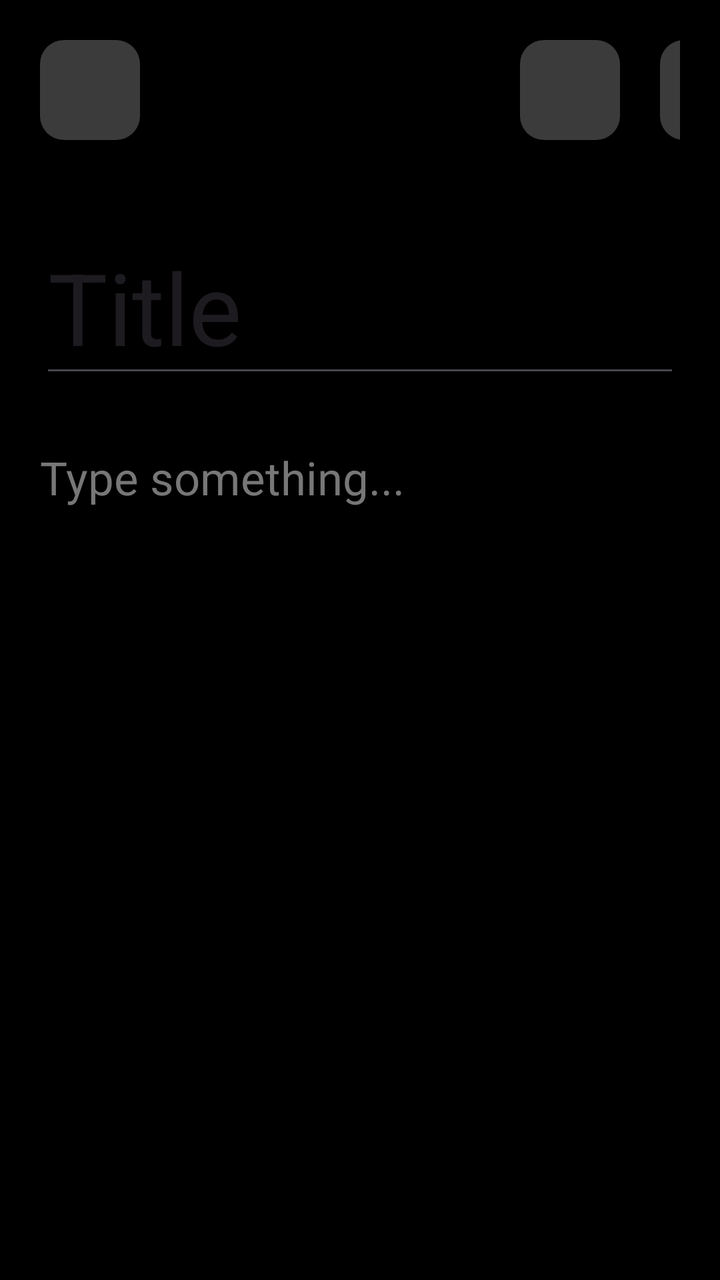
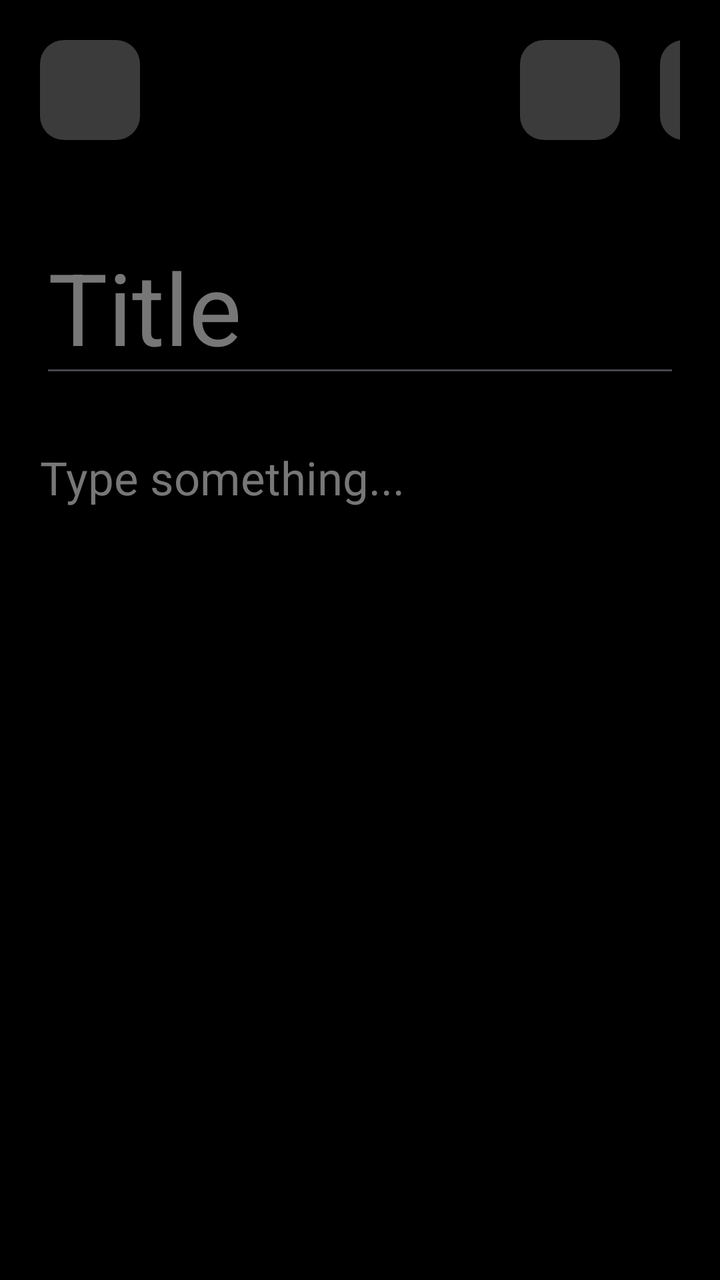

An Android layout rendered at two revisions. The XML below is the earlier revision; the diff shows what the commit changed to produce the second picture.
<!-- AndroidManifest.xml: application theme Theme.NotesApp -->
<!-- res/layout/activity_editor_screen.xml -->
<?xml version="1.0" encoding="utf-8"?>
<LinearLayout xmlns:android="http://schemas.android.com/apk/res/android"
    xmlns:tools="http://schemas.android.com/tools"
    android:layout_width="match_parent"
    android:layout_height="match_parent"
    android:background="@color/black"
    android:orientation="vertical"
    tools:context=".activity.editorscreen.EditorScreen"
    >

    <LinearLayout
        android:layout_width="match_parent"
        android:layout_height="@dimen/dimen_50"
        android:layout_margin="20dp">
        <include
            android:id="@+id/back_button"
            layout="@layout/icon_button" />
        <Space
            android:layout_width="190dp"
            android:layout_height="match_parent"/>
        <include
            android:id="@+id/eye_button"
            layout="@layout/icon_button" />
        <Space
            android:layout_width="20dp"
            android:layout_height="match_parent"/>
        <include
            android:id="@+id/save_button"
            layout="@layout/icon_button" />
    </LinearLayout>
    <LinearLayout
        android:layout_width="match_parent"
        android:layout_height="0dp"
        android:layout_margin="20dp"
        android:orientation="vertical"
        android:layout_weight="1"
        >
        <EditText
            android:id="@+id/btn_title_heading"
            android:layout_width="match_parent"
            android:layout_height="wrap_content"
            android:textSize="@dimen/dimen_50"
            android:inputType="text"
            android:maxLines="1"
            android:text="Title" />

        <EditText
            android:id="@+id/btn_description_contain"
            android:layout_marginTop="20dp"
            android:layout_width="match_parent"
            android:layout_height="wrap_content"
            android:background="@null"
            android:textSize="23sp"
            android:minHeight="50dp"
            android:inputType="textMultiLine"
            android:textColor="@color/white"
            android:textColorHint="#777777"
            android:hint="Type something..."
             />
    </LinearLayout>

</LinearLayout>
<!-- res/layout/icon_button.xml (included above) -->
<?xml version="1.0" encoding="utf-8"?>
<androidx.appcompat.widget.AppCompatImageButton
    xmlns:android="http://schemas.android.com/apk/res/android"
    xmlns:app="http://schemas.android.com/apk/res-auto"
    android:layout_width="@dimen/dimen_50"
    android:layout_height="@dimen/dimen_50"
    android:background="@drawable/button_shape"
    android:contentDescription="icon for icon button"
    app:icon="@drawable/icon_close"
    android:tint="@color/white"
     />
<!-- resources referenced by this layout -->
<resources>
  <color name="black">#FF000000</color>
  <color name="white">#FFFFFFFF</color>
  <dimen name="dimen_50">50dp</dimen>
  <!-- drawable button_shape (drawable) -->
  <?xml version="1.0" encoding="utf-8"?>
  <shape xmlns:android="http://schemas.android.com/apk/res/android"
  android:shape="rectangle">
      <solid android:color="#3C3B3B"/>
      <corners
          android:radius="12dp"/>
  </shape>
  <!-- drawable icon_close (drawable) -->
  <vector xmlns:android="http://schemas.android.com/apk/res/android"
      android:width="14dp"
      android:height="14dp"
      android:viewportWidth="14"
      android:viewportHeight="14">
    <path
        android:pathData="M14,1.41L12.59,0L7,5.59L1.41,0L0,1.41L5.59,7L0,12.59L1.41,14L7,8.41L12.59,14L14,12.59L8.41,7L14,1.41Z"
        android:fillColor="#CCCCCC"/>
  </vector>
  <style name="Theme.NotesApp" parent="Theme.MaterialComponents.DayNight.NoActionBar.Bridge">
          
          <item name="colorPrimary">@color/purple_500</item>
          <item name="colorPrimaryVariant">@color/purple_700</item>
          <item name="colorOnPrimary">@color/white</item>
          
          <item name="colorSecondary">@color/teal_200</item>
          <item name="colorSecondaryVariant">@color/teal_700</item>
          <item name="colorOnSecondary">@color/black</item>
          
          <item name="android:statusBarColor">?attr/colorPrimaryVariant</item>
          
      </style>
  <color name="purple_500">#FF6200EE</color>
  <color name="purple_700">#FF3700B3</color>
  <color name="teal_200">#FF03DAC5</color>
  <color name="teal_700">#FF018786</color>
</resources>

<!-- the commit's change to res/layout/activity_editor_screen.xml (unified diff, before → after) -->
@@ -42,7 +42,8 @@
             android:textSize="@dimen/dimen_50"
             android:inputType="text"
             android:maxLines="1"
-            android:text="Title" />
+            android:textColorHint="#777777"
+            android:hint="Title" />
 
         <EditText
             android:id="@+id/btn_description_contain"
